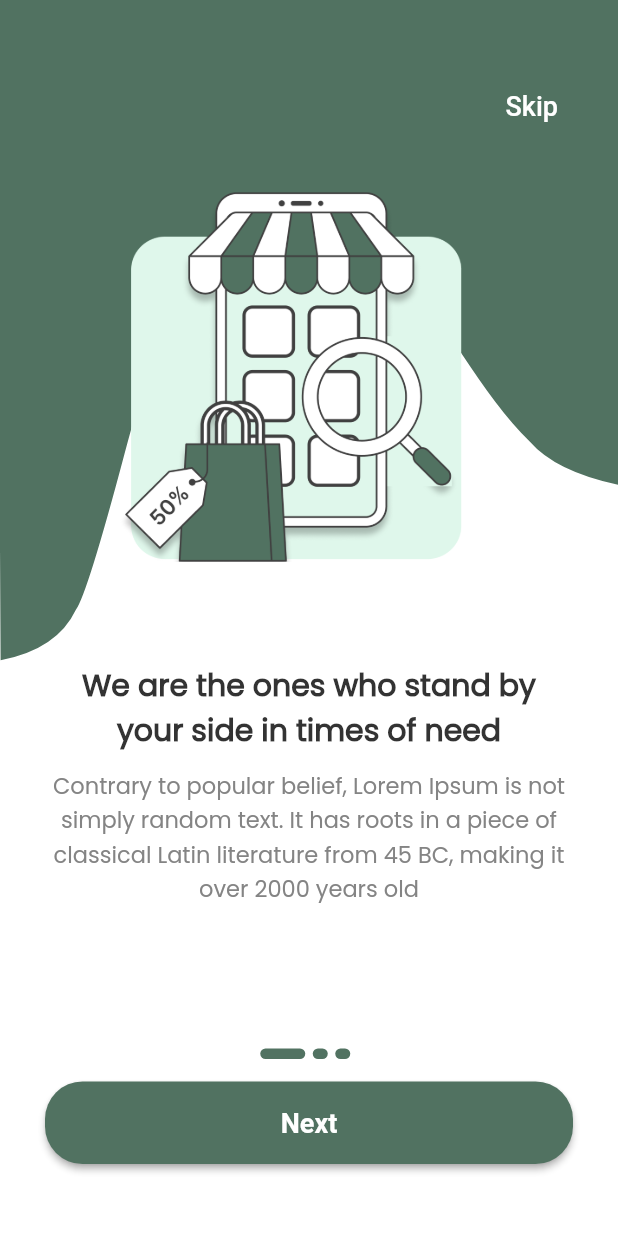
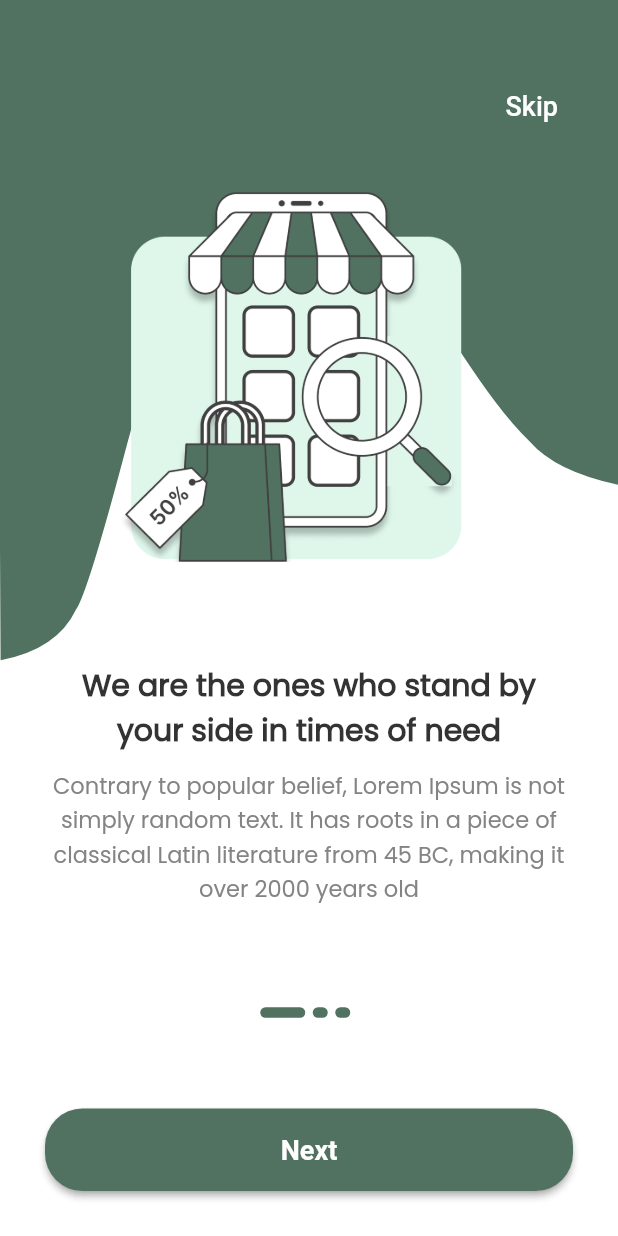
Before and after one commit to shadymohamed532001/bad-shop, a Flutter app: the screen it shows after launch, on a phone screen of 412 x 824 dp. Run offline on Flutter 3.47's test engine with Material 2 defaults, Android fonts, the light colour scheme and no system bars; our stand-ins replace bloc, carousel_slider, dartz, dio, email_validator, flutter_bloc and 5 more.

Commit message:
make updates in onBordingView

```diff
--- a/lib/Core/Uitls/AppRoutes.dart
+++ b/lib/Core/Uitls/AppRoutes.dart
@@ -3,7 +3,7 @@
 import 'package:bag/Feature/AuthView/Presentation/Views/AuthViewBody.dart';
 
 import 'package:bag/Feature/Home/presentation/View/HomeView.dart';
-import 'package:bag/Feature/OnBordingView/Presentation/Views/OnBordingView.dart';
+import 'package:bag/Feature/OnBordingView/Presentation/Views/onbodrding_view.dart';
 import 'package:bag/Feature/SplashView/Presntation/Views/SplashView.dart';
 import 'package:go_router/go_router.dart';
 
--- a/lib/Core/config/routes/app_routes.dart
+++ b/lib/Core/config/routes/app_routes.dart
@@ -1,6 +1,6 @@
 import 'package:bag/Core/config/routes/routes.dart';
 import 'package:bag/Feature/AuthView/Presentation/Views/AuthViewBody.dart';
-import 'package:bag/Feature/OnBordingView/Presentation/Views/OnBordingView.dart';
+import 'package:bag/Feature/OnBordingView/Presentation/Views/onbodrding_view.dart';
 import 'package:bag/Feature/SplashView/Presntation/Views/SplashView.dart';
 import 'package:flutter/material.dart';
 
--- a/lib/Feature/Home/presentation/View/HomeView.dart
+++ b/lib/Feature/Home/presentation/View/HomeView.dart
@@ -11,7 +11,9 @@ class HomeView extends StatelessWidget {
 
   @override
   Widget build(BuildContext context) {
-    return BlocConsumer<HomeCubit, HomeState>(
+    return BlocProvider(
+      create: (context) => HomeCubit(),
+      child: BlocConsumer<HomeCubit, HomeState>(
         listener: (context, state) {},
         builder: (context, state) {
           var Cubite = BlocProvider.of<HomeCubit>(context);
@@ -20,6 +22,7 @@ class HomeView extends StatelessWidget {
             bottomNavigationBar: CustomBottomNavBar(),
           );
         },
+      ),
     );
   }
 }
--- /dev/null
+++ b/lib/Feature/OnBordingView/Presentation/Views/Widgets/custom_dot_items.dart
@@ -0,0 +1,41 @@
+import 'package:bag/Core/Uitls/Resourses/ColorMangager.dart';
+import 'package:flutter/material.dart';
+
+class CustomDotItems extends StatelessWidget {
+  const CustomDotItems({
+    super.key,
+    required this.currnetIndex,
+  });
+
+  final int currnetIndex;
+
+  @override
+  Widget build(BuildContext context) {
+    return Expanded(
+      child: Column(
+        children: [
+          Row(
+            mainAxisAlignment: MainAxisAlignment.center,
+            children: List.generate(
+                3,
+                (index) => Container(
+                      height: 7,
+                      width: currnetIndex == index ? 30 : 10,
+                      margin: const EdgeInsets.only(right: 5),
+                      decoration: BoxDecoration(
+                        borderRadius: BorderRadius.circular(20),
+                        color: ColorManger.primaryColor,
+                      ),
+                    )),
+          ),
+          const Spacer(
+            flex: 5,
+          ),
+          const Spacer(
+            flex: 6,
+          ),
+        ],
+      ),
+    );
+  }
+}
--- a/lib/Feature/OnBordingView/Presentation/Views/Widgets/ListOfOnBordingContinet.dart
+++ b/lib/Feature/OnBordingView/Presentation/Views/Widgets/list_of_onbording_continet.dart
@@ -1,5 +1,5 @@
 import 'package:bag/Core/Uitls/Resourses/ImageAssets.dart';
-import 'package:bag/Feature/OnBordingView/Presentation/ViewModels/OnBordingModel.dart';
+import 'package:bag/Feature/OnBordingView/data/models/on_bording_model.dart';
 
 List<OnBordingContente> continte = [
   OnBordingContente(
--- a/lib/Feature/OnBordingView/Presentation/Views/Widgets/OnBordingViewBody.dart
+++ b/lib/Feature/OnBordingView/Presentation/Views/Widgets/onbording_view_body.dart
@@ -1,13 +1,11 @@
-// ignore_for_file: file_names
-
-import 'package:bag/Core/Uitls/Resourses/ColorMangager.dart';
 import 'package:bag/Core/Uitls/ClipShapes.dart';
 import 'package:bag/Core/Uitls/functions.dart';
 import 'package:bag/Core/Widgets/CustomClipPath.dart';
-import 'package:bag/Feature/OnBordingView/Presentation/Views/Widgets/CustomSkiper.dart';
-import 'package:bag/Feature/OnBordingView/Presentation/Views/Widgets/ListOfOnBordingContinet.dart';
-import 'package:bag/Feature/OnBordingView/Presentation/Views/Widgets/OnBordingLogo.dart';
-import 'package:bag/Feature/OnBordingView/Presentation/Views/Widgets/onBordingBottom.dart';
+import 'package:bag/Feature/OnBordingView/Presentation/Views/Widgets/custom_skiper.dart';
+import 'package:bag/Feature/OnBordingView/Presentation/Views/Widgets/list_of_onbording_continet.dart';
+import 'package:bag/Feature/OnBordingView/Presentation/Views/Widgets/onbording_view_logo.dart';
+import 'package:bag/Feature/OnBordingView/Presentation/Views/Widgets/custom_dot_items.dart';
+import 'package:bag/Feature/OnBordingView/Presentation/Views/Widgets/onbording_view_bottom.dart';
 import 'package:flutter/material.dart';
 import 'package:google_fonts/google_fonts.dart';
 
@@ -95,36 +93,11 @@ class _OnboardingViewBodyState extends State<OnboardingViewBody> {
                     const Spacer(
                       flex: 1,
                     ),
-                    Expanded(
-                      child: Column(
-                        children: [
-                          Row(
-                            mainAxisAlignment: MainAxisAlignment.center,
-                            children: List.generate(
-                                3,
-                                (index) => Container(
-                                      height: 7,
-                                      width: currnetIndex == index ? 30 : 10,
-                                      margin: const EdgeInsets.only(right: 5),
-                                      decoration: BoxDecoration(
-                                        borderRadius: BorderRadius.circular(20),
-                                        color: ColorManger.primaryColor,
-                                      ),
-                                    )),
-                          ),
-                          const Spacer(
-                            flex: 5,
-                          ),
-                          CustomOnBordBottom(
-                            currnetIndex: currnetIndex,
-                            pageController: pageController,
-                          ),
-                          const Spacer(
-                            flex: 6,
-                          ),
-                        ],
-                      ),
-                    )
+                    CustomDotItems(currnetIndex: currnetIndex),
+                    CustomOnBordBottom(
+                      currnetIndex: currnetIndex,
+                      pageController: pageController,
+                    ),
                   ],
                 ),
               ),
--- a/lib/Feature/OnBordingView/Presentation/Views/Widgets/onBordingBottom.dart
+++ b/lib/Feature/OnBordingView/Presentation/Views/Widgets/onbording_view_bottom.dart
@@ -1,7 +1,7 @@
 import 'package:bag/Core/Uitls/Resourses/ColorMangager.dart';
 import 'package:bag/Core/Uitls/AppStyles.dart';
 import 'package:bag/Core/Uitls/functions.dart';
-import 'package:bag/Feature/OnBordingView/Presentation/Views/Widgets/ListOfOnBordingContinet.dart';
+import 'package:bag/Feature/OnBordingView/Presentation/Views/Widgets/list_of_onbording_continet.dart';
 import 'package:flutter/material.dart';
 
 class CustomOnBordBottom extends StatelessWidget {
@@ -17,7 +17,6 @@ class CustomOnBordBottom extends StatelessWidget {
   @override
   Widget build(BuildContext context) {
     return SizedBox(
-      // margin: const EdgeInsets.only(bottom: 30, top: 30),
       height: 55,
       width: double.infinity,
       child: ElevatedButton(
--- a/lib/Feature/OnBordingView/Presentation/Views/OnBordingView.dart
+++ b/lib/Feature/OnBordingView/Presentation/Views/onbodrding_view.dart
@@ -1,4 +1,4 @@
-import 'package:bag/Feature/OnBordingView/Presentation/Views/Widgets/OnBordingViewBody.dart';
+import 'package:bag/Feature/OnBordingView/Presentation/Views/Widgets/onbording_view_body.dart';
 import 'package:flutter/material.dart';
 
 class OnBordingView extends StatelessWidget {
--- a/lib/Feature/OnBordingView/Presentation/ViewModels/OnBordingModel.dart
+++ b/lib/Feature/OnBordingView/data/models/on_bording_model.dart
@@ -1,5 +1,3 @@
-// ignore_for_file: file_names
-
 class OnBordingContente {
   final String tittle;
   final String? imagepath;
--- a/lib/app.dart
+++ b/lib/app.dart
@@ -1,21 +1,16 @@
 import 'package:bag/Core/Uitls/Resourses/ThemManger.dart';
 import 'package:bag/Core/config/routes/app_routes.dart';
-import 'package:bag/Feature/Home/presentation/View/Manager/Cubites/HomeCubite/cubit/home_cubit.dart';
 import 'package:flutter/material.dart';
-import 'package:flutter_bloc/flutter_bloc.dart';
 
 class BgaStore extends StatelessWidget {
   const BgaStore({super.key});
 
   @override
   Widget build(BuildContext context) {
-    return BlocProvider(
-      create: (context) => HomeCubit(),
-      child: MaterialApp(
-        onGenerateRoute: AppRoutes.onGenerateRoute,
-        debugShowCheckedModeBanner: false,
-        theme: getAppThem(),
-      ),
+    return MaterialApp(
+      onGenerateRoute: AppRoutes.onGenerateRoute,
+      debugShowCheckedModeBanner: false,
+      theme: getAppThem(),
     );
   }
 }
```
Also changed, not shown: lib/Feature/OnBordingView/Presentation/Views/Widgets/custom_skiper.dart (renamed from lib/Feature/OnBordingView/Presentation/Views/Widgets/CustomSkiper.dart), lib/Feature/OnBordingView/Presentation/Views/Widgets/onbording_view_logo.dart (renamed from lib/Feature/OnBordingView/Presentation/Views/Widgets/OnBordingLogo.dart). Lines whose indentation alone changed are shown as unchanged.
